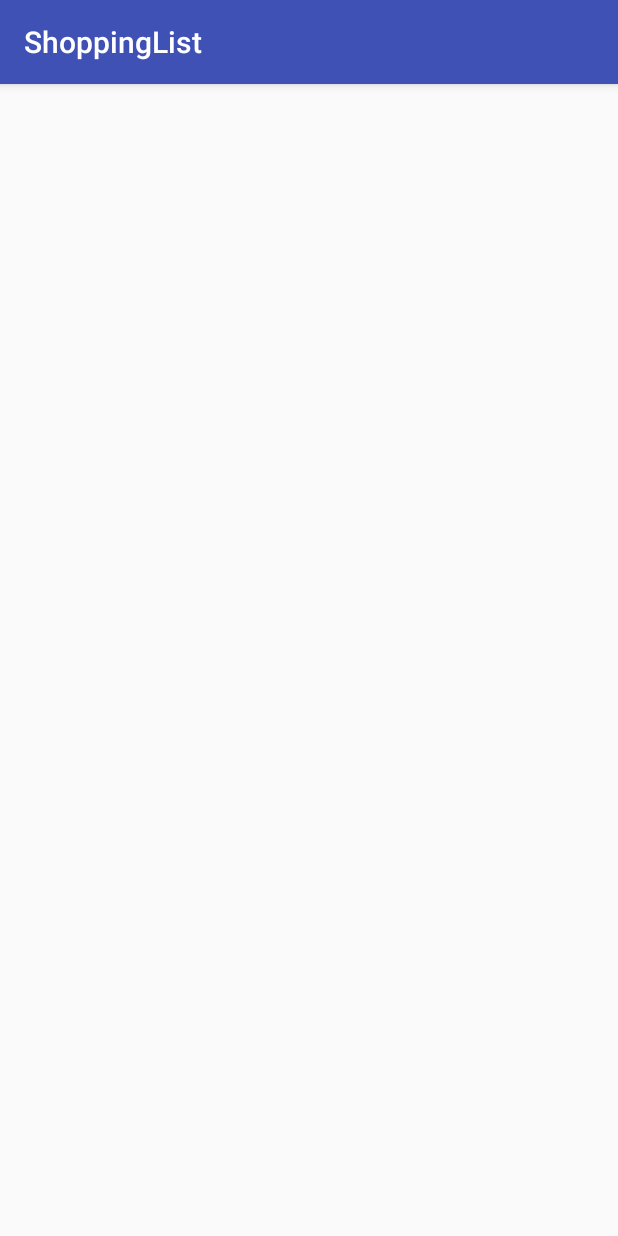
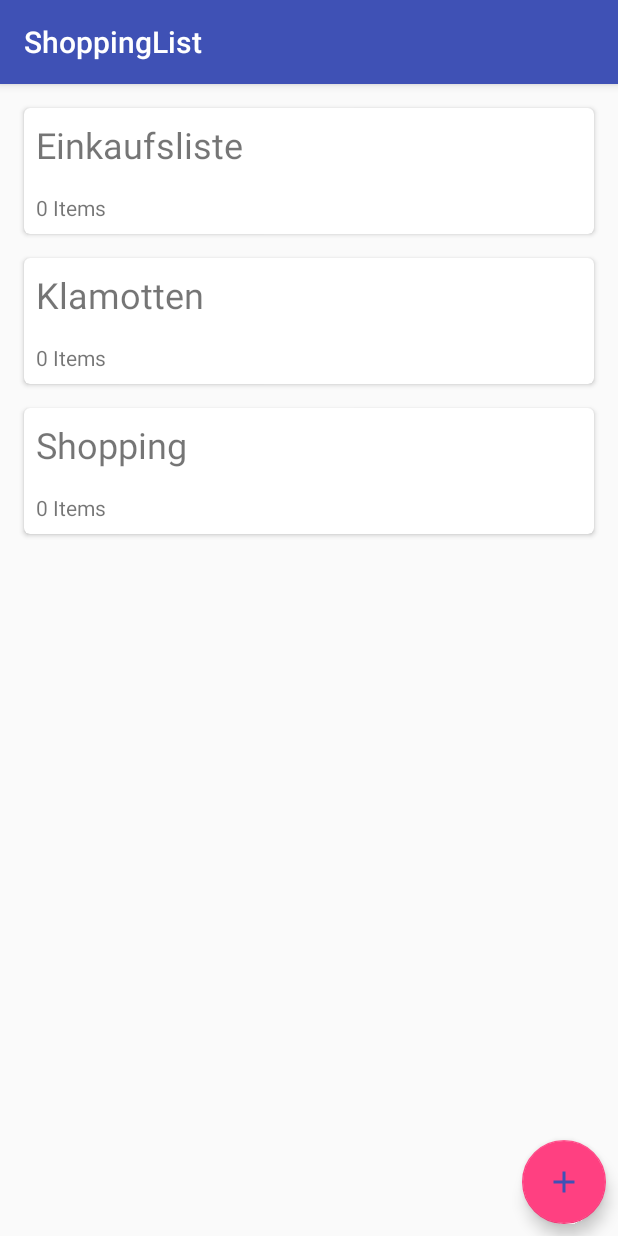
Before and after one commit to MarcelJurtz/ShoppingList, an Android app: the screen it shows after launch (MainActivity), on a phone screen of 412 x 824 dp. Run offline under Robolectric (Android 15) with nearby library versions, the phone set to English and light mode, and no system bars; our stand-ins replace Room's generated code.

Commit message:
Add recyclerView and floatingActionButton to MainActivity to display lists

```diff
--- a/app/build.gradle
+++ b/app/build.gradle
@@ -35,4 +35,8 @@ dependencies {
 
     compile 'android.arch.persistence.room:runtime:1.1.0-alpha1'
     annotationProcessor 'android.arch.persistence.room:compiler:1.1.0-alpha1'
+    implementation 'com.android.support:recyclerview-v7:26.1.0'
+    compile 'com.android.support:cardview-v7:26.1.0'
+
+    compile 'com.android.support:design:26.1.0'
 }
--- a/app/src/main/java/com/jurtz/marcel/shoppinglist/MainActivity.kt
+++ b/app/src/main/java/com/jurtz/marcel/shoppinglist/MainActivity.kt
@@ -2,11 +2,36 @@ package com.jurtz.marcel.shoppinglist
 
 import android.support.v7.app.AppCompatActivity
 import android.os.Bundle
+import android.support.v7.widget.LinearLayoutManager
+import com.jurtz.marcel.shoppinglist.model.ShoppingList
+import com.jurtz.marcel.shoppinglist.model.ShoppingListAdapter
+import kotlinx.android.synthetic.main.activity_main.*
+import java.util.*
 
 class MainActivity : AppCompatActivity() {
 
     override fun onCreate(savedInstanceState: Bundle?) {
         super.onCreate(savedInstanceState)
         setContentView(R.layout.activity_main)
+
+        rvShoppingLists.layoutManager = LinearLayoutManager(this)
+
+        var list1 = ShoppingList()
+        list1.timestamp = (Calendar.getInstance().timeInMillis / 1000).toInt()
+        list1.description = "Einkaufsliste"
+
+        var list2 = ShoppingList()
+        list2.timestamp = (Calendar.getInstance().timeInMillis / 1000).toInt()
+        list2.description = "Klamotten"
+
+        var list3 = ShoppingList()
+        list3.timestamp = (Calendar.getInstance().timeInMillis / 1000).toInt()
+        list3.description = "Shopping"
+
+        var list = listOf(list1, list2, list3)
+
+        rvShoppingLists.adapter = ShoppingListAdapter(list)
+
+
     }
 }
--- /dev/null
+++ b/app/src/main/java/com/jurtz/marcel/shoppinglist/model/ShoppingList.kt
@@ -0,0 +1,36 @@
+package com.jurtz.marcel.shoppinglist.model
+
+import android.arch.persistence.room.ColumnInfo
+import android.arch.persistence.room.Embedded
+import android.arch.persistence.room.Entity
+import android.arch.persistence.room.PrimaryKey
+
+import java.util.Calendar
+
+@Entity(tableName = "shopping_list")
+data class ShoppingList(
+        @ColumnInfo(name = "description")
+        var description: String? = null,
+
+        @ColumnInfo(name = "timestamp")
+        var timestamp: Int = (Calendar.getInstance().timeInMillis / 1000).toInt(),
+
+        @Embedded
+        private var items : MutableList<ShoppingListItem> = arrayListOf()
+) {
+
+    @PrimaryKey(autoGenerate = true)
+    private val id: Int = 0
+
+    fun getItemCount() : Int {
+        return items.size
+    }
+
+    fun addItem(item : ShoppingListItem) {
+        items.add(item)
+    }
+
+    fun removeItem(item: ShoppingListItem) {
+        items.remove(item)
+    }
+}
--- /dev/null
+++ b/app/src/main/java/com/jurtz/marcel/shoppinglist/model/ShoppingListAdapter.kt
@@ -0,0 +1,43 @@
+package com.jurtz.marcel.shoppinglist.model
+
+import android.support.v7.widget.RecyclerView
+import android.view.LayoutInflater
+import android.view.View
+import android.view.ViewGroup
+import com.jurtz.marcel.shoppinglist.R
+import kotlinx.android.synthetic.main.shopping_list_row.view.*
+
+class ShoppingListAdapter(var shoppingLists: List<ShoppingList?>) : RecyclerView.Adapter<ShoppingListViewHolder>() {
+
+    override fun getItemCount(): Int {
+        return shoppingLists.size ?: 0
+    }
+
+    override fun onBindViewHolder(holder: ShoppingListViewHolder?, position: Int) {
+        holder?.bindShoppingList(shoppingList = shoppingLists.get(position))
+    }
+
+    override fun onCreateViewHolder(parent: ViewGroup?, viewType: Int): ShoppingListViewHolder {
+        val layoutInflater = LayoutInflater.from(parent?.context)
+        val cellForRow = layoutInflater.inflate(R.layout.shopping_list_row, parent, false)
+        return ShoppingListViewHolder(cellForRow)
+    }
+}
+
+class ShoppingListViewHolder(val view: View) : RecyclerView.ViewHolder(view) {
+    fun bindShoppingList(shoppingList: ShoppingList?) {
+        view.lblShoppingListRowItemHeader.setText(shoppingList?.description)
+
+
+        var suffix = ""
+        var count = shoppingList?.getItemCount() ?: 0
+        if(count == 1) {
+            suffix = view.context.resources.getString(R.string.rv_shopping_list_items_suffix_single)
+        } else {
+            suffix = view.context.resources.getString(R.string.rv_shopping_list_items_suffix_multiple)
+        }
+
+
+        view.lblShoppingListRowItemSubheader.setText(count.toString() + " " + suffix)
+    }
+}
--- /dev/null
+++ b/app/src/main/res/drawable/ic_add_24dp.xml
@@ -0,0 +1,9 @@
+<vector xmlns:android="http://schemas.android.com/apk/res/android"
+        android:width="24dp"
+        android:height="24dp"
+        android:viewportWidth="24.0"
+        android:viewportHeight="24.0">
+    <path
+        android:fillColor="#FF000000"
+        android:pathData="M19,13h-6v6h-2v-6H5v-2h6V5h2v6h6v2z"/>
+</vector>
--- a/app/src/main/res/layout/activity_main.xml
+++ b/app/src/main/res/layout/activity_main.xml
@@ -1,18 +1,25 @@
 <?xml version="1.0" encoding="utf-8"?>
-<CoordinatorLayout xmlns:android="http://schemas.android.com/apk/res/android"
+<android.support.design.widget.CoordinatorLayout  xmlns:android="http://schemas.android.com/apk/res/android"
     xmlns:app="http://schemas.android.com/apk/res-auto"
     xmlns:tools="http://schemas.android.com/tools"
     android:layout_width="match_parent"
     android:layout_height="match_parent"
     tools:context="com.jurtz.marcel.shoppinglist.MainActivity">
 
+    <android.support.v7.widget.RecyclerView
+        android:id="@+id/rvShoppingLists"
+        android:layout_width="match_parent"
+        android:layout_height="match_parent"
+        android:layout_margin="8dp" />
+
     <android.support.design.widget.FloatingActionButton
-        android:layout_width="wrap_content"
-        android:layout_height="wrap_content"
-        android:layout_gravity="bottom|end"
-        android:layout_margin="16dp"
-        android:src="@drawable/ic_done"
-        app:layout_anchor="@id/lvToDoList"
-        app:layout_anchorGravity="bottom|right|end" />
+        android:id="@+id/fabAddNewShoppingList"
+        android:layout_width="56dp"
+        android:layout_height="56dp"
+        android:layout_margin="8dp"
+        android:src="@drawable/ic_add_24dp"
+        android:tint="@color/colorPrimary"
+        app:layout_anchorGravity="right|bottom"
+        app:layout_anchor="@+id/rvShoppingLists" />
 
-</CoordinatorLayout>
+</android.support.design.widget.CoordinatorLayout >
--- /dev/null
+++ b/app/src/main/res/layout/shopping_list_row.xml
@@ -0,0 +1,31 @@
+<?xml version="1.0" encoding="utf-8"?>
+<android.support.v7.widget.CardView xmlns:android="http://schemas.android.com/apk/res/android"
+    xmlns:app="http://schemas.android.com/apk/res-auto"
+    xmlns:card_view="http://schemas.android.com/apk/res-auto"
+    android:id="@+id/cvRowEntry"
+    android:layout_width="match_parent"
+    android:layout_height="wrap_content"
+    card_view:cardCornerRadius="4dp"
+    android:layout_margin="8dp">
+
+    <LinearLayout
+        android:layout_width="match_parent"
+        android:layout_height="wrap_content"
+        android:orientation="vertical">
+
+        <TextView
+            android:id="@+id/lblShoppingListRowItemHeader"
+            android:layout_width="wrap_content"
+            android:layout_height="wrap_content"
+            android:layout_margin="8dp"
+            android:text="@string/rv_shopping_lists_placeholder_title"
+            android:textSize="24sp" />
+
+        <TextView
+            android:id="@+id/lblShoppingListRowItemSubheader"
+            android:layout_width="wrap_content"
+            android:layout_height="wrap_content"
+            android:layout_margin="8dp"
+            android:text="@string/rv_shopping_lists_placeholder_subtitle" />
+    </LinearLayout>
+</android.support.v7.widget.CardView>
--- a/app/src/main/res/values/colors.xml
+++ b/app/src/main/res/values/colors.xml
@@ -1,6 +1,6 @@
 <?xml version="1.0" encoding="utf-8"?>
 <resources>
-    <color name="colorPrimary">#3F51B5</color>
+    <color name="colorPrimary">#3f51b5</color>
     <color name="colorPrimaryDark">#303F9F</color>
     <color name="colorAccent">#FF4081</color>
 </resources>
--- a/app/src/main/res/values/strings.xml
+++ b/app/src/main/res/values/strings.xml
@@ -1,3 +1,8 @@
 <resources>
     <string name="app_name">ShoppingList</string>
+
+    <string name="rv_shopping_lists_placeholder_title">Header</string>
+    <string name="rv_shopping_lists_placeholder_subtitle">Subheader</string>
+    <string name="rv_shopping_list_items_suffix_multiple">Items</string>
+    <string name="rv_shopping_list_items_suffix_single">Item</string>
 </resources>
```
Also changed, not shown: app/src/main/java/com/jurtz/marcel/shoppinglist/database/ShoppingListDAO.kt (added, +22 -0 lines), app/src/main/java/com/jurtz/marcel/shoppinglist/model/ShoppingList.java (deleted, +0 -20 lines), app/src/main/java/com/jurtz/marcel/shoppinglist/model/ShoppingListItem.java (deleted, +0 -15 lines), app/src/main/java/com/jurtz/marcel/shoppinglist/model/ShoppingListItem.kt (added, +20 -0 lines).
